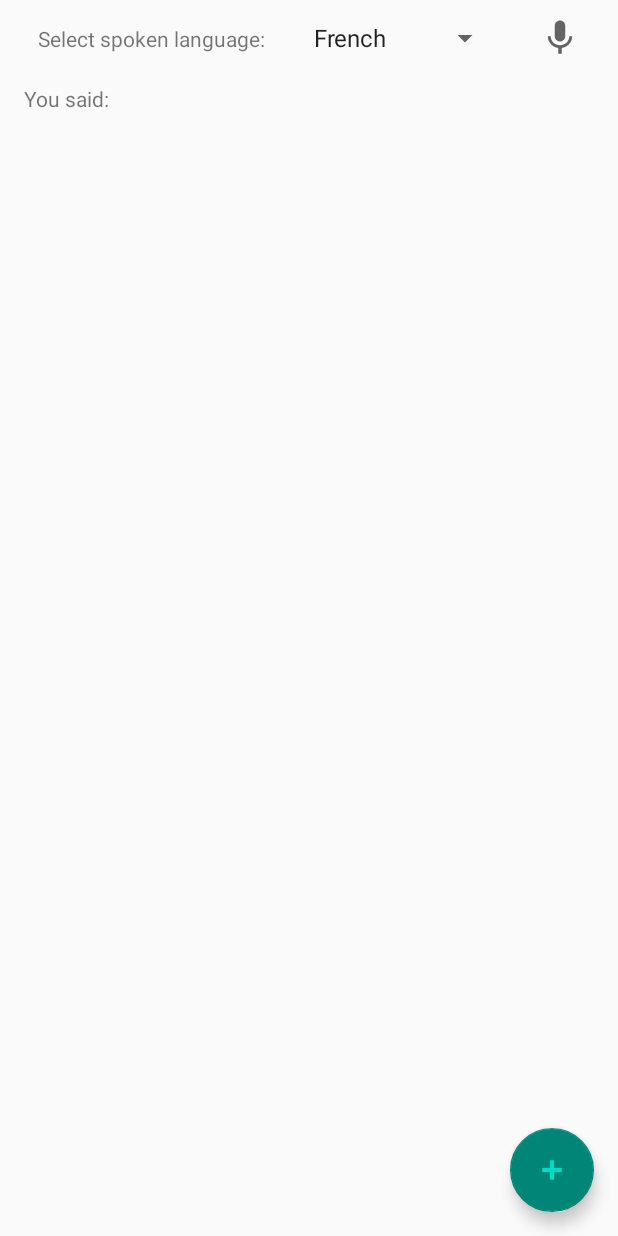
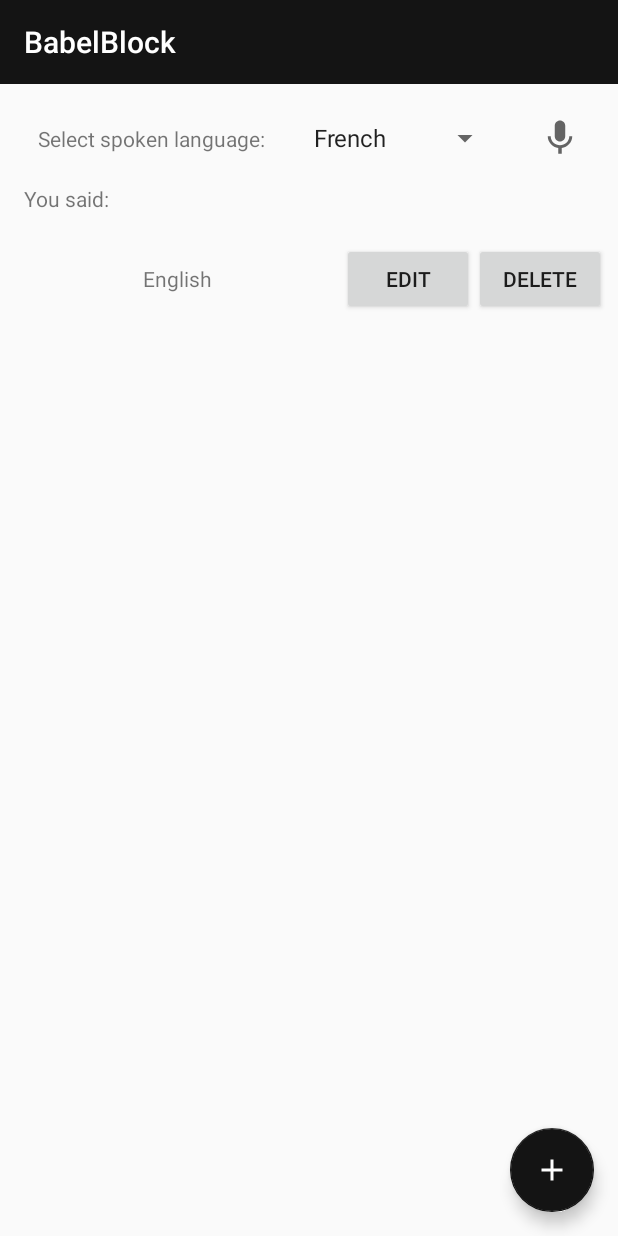
Before and after one commit to ndelvoye/BabelBlock, an Android app: the screen it shows after launch (MainActivity), on a phone screen of 412 x 824 dp. Run offline under Robolectric (Android 15) with nearby library versions, the phone set to English and light mode, and no system bars; libraries missing offline, so code that uses them is left out: com.afollestad.materialdialogs; 1 statement that could not run was skipped.

Commit message:
RecyclerView : can add & delete items / Modified app theme

```diff
--- a/app/build.gradle
+++ b/app/build.gradle
@@ -40,6 +40,7 @@ dependencies {
     implementation 'androidx.core:core-ktx:1.3.2'
     implementation 'androidx.appcompat:appcompat:1.2.0'
     implementation 'com.google.android.material:material:1.2.1'
+    implementation 'com.afollestad.material-dialogs:core:3.3.0'
     implementation 'androidx.constraintlayout:constraintlayout:2.0.4'
     implementation 'com.google.mlkit:translate:16.1.1'
 
--- /dev/null
+++ b/app/src/main/java/fr/enssat/babelblock/delvoye_legal/DataSource.kt
@@ -0,0 +1,15 @@
+package fr.enssat.babelblock.delvoye_legal
+
+import fr.enssat.babelblock.delvoye_legal.models.LocaleItem
+import java.util.*
+import kotlin.collections.ArrayList
+
+class DataSource {
+    companion object {
+        fun createDataSet(): ArrayList<LocaleItem>{
+            val list = ArrayList<LocaleItem>()
+            list.add(LocaleItem(Locale.ENGLISH))
+            return list
+        }
+    }
+}
--- /dev/null
+++ b/app/src/main/java/fr/enssat/babelblock/delvoye_legal/LocaleRecyclerAdapter.kt
@@ -0,0 +1,69 @@
+package fr.enssat.babelblock.delvoye_legal
+
+import android.util.Log
+import android.view.LayoutInflater
+import android.view.View
+import android.view.ViewGroup
+import android.widget.Button
+import android.widget.TextView
+import androidx.recyclerview.widget.RecyclerView
+import fr.enssat.babelblock.delvoye_legal.models.LocaleItem
+
+class LocaleRecyclerAdapter : RecyclerView.Adapter<LocaleRecyclerAdapter.ViewHolder>() {
+    private var localeItemList =  ArrayList<LocaleItem>()
+        set(value) {
+            field = value
+            notifyDataSetChanged()
+        }
+
+    override fun getItemCount() = localeItemList.size
+
+    override fun onBindViewHolder(myViewHolder: ViewHolder, position: Int) {
+        val item = localeItemList[position]
+        myViewHolder.bind(item)
+        myViewHolder.itemView.tag = position
+        myViewHolder.deleteButton.setOnClickListener {
+            this.localeItemList.removeAt(position)
+            notifyItemRemoved(position)
+            Log.d("LocaleRecyclerAdapter", "Removed item ${item.language} ($position)")
+        }
+    }
+
+    override fun onCreateViewHolder(parent: ViewGroup, viewType: Int): ViewHolder {
+        return ViewHolder.from(parent)
+    }
+
+    /**
+     * Add a LocaleItem
+     */
+    fun addItem(item: LocaleItem, position: Int) {
+        Log.d("LocaleRecyclerAdapter", "Added item ${item.language} ($position)")
+        this.localeItemList.add(item)
+        notifyItemInserted(position)
+    }
+
+    fun submitList(localeList: ArrayList<LocaleItem>) {
+        localeItemList = localeList
+    }
+
+    class ViewHolder private constructor(itemView: View) : RecyclerView.ViewHolder(itemView){
+        val text: TextView = itemView.findViewById(R.id.text_locale)
+        val editButton: Button = itemView.findViewById(R.id.edit_locale_button)
+        val deleteButton: Button = itemView.findViewById(R.id.delete_locale_button)
+
+        fun bind(item: LocaleItem) {
+            val res = itemView.context.resources
+            text.text = item.language.displayLanguage
+        }
+
+        companion object {
+            fun from(parent: ViewGroup): ViewHolder {
+                val layoutInflater = LayoutInflater.from(parent.context)
+                val view = layoutInflater
+                    .inflate(R.layout.layout_locale_list_item, parent, false)
+
+                return ViewHolder(view)
+            }
+        }
+    }
+}
--- a/app/src/main/java/fr/enssat/babelblock/delvoye_legal/MainActivity.kt
+++ b/app/src/main/java/fr/enssat/babelblock/delvoye_legal/MainActivity.kt
@@ -11,7 +11,11 @@ import android.widget.Toast
 import androidx.appcompat.app.AppCompatActivity
 import androidx.core.app.ActivityCompat
 import androidx.core.content.ContextCompat
+import androidx.recyclerview.widget.LinearLayoutManager
+import com.afollestad.materialdialogs.MaterialDialog
+import com.afollestad.materialdialogs.list.listItemsSingleChoice
 import com.google.android.material.snackbar.Snackbar
+import fr.enssat.babelblock.delvoye_legal.models.LocaleItem
 import fr.enssat.babelblock.delvoye_legal.tools.BlockService
 import fr.enssat.babelblock.delvoye_legal.tools.SpeechToTextTool
 import kotlinx.android.synthetic.main.activity_main.*
@@ -22,6 +26,7 @@ class MainActivity : AppCompatActivity() {
 
     private lateinit var speechToText: SpeechToTextTool
     private lateinit var selectedSpokenLanguage: Locale
+    private lateinit var localeAdapter: LocaleRecyclerAdapter
 
     override fun onCreate(savedInstanceState: Bundle?) {
         super.onCreate(savedInstanceState)
@@ -31,10 +36,32 @@ class MainActivity : AppCompatActivity() {
             checkPermission()
         }
 
+        // Init Toolbar
+        setSupportActionBar(myToolbar)
+        myToolbar.title = R.string.app_name.toString()
+
+        // Init LocaleList
+        initRecyclerView()
+        addDataSet()
+
+        // Init STT language to French (first item of Spinner)
         val service = BlockService(this)
-        // Recognize the sentence in selected spoken language "Spinner"
         selectedSpokenLanguage = stringToLocale("French")
         speechToText = service.speechToText(selectedSpokenLanguage)
+
+
+        // Listeners
+        selectSpokenLanguageSpinner?.onItemSelectedListener = object : AdapterView.OnItemSelectedListener {
+            override fun onNothingSelected(parent: AdapterView<*>?) {
+                // Do nothing
+            }
+
+            override fun onItemSelected(parent: AdapterView<*>?, view: View?, position: Int, id: Long) {
+                selectedSpokenLanguage = stringToLocale(selectSpokenLanguageSpinner.selectedItem.toString())
+                speechToText = service.speechToText(selectedSpokenLanguage)
+                Log.d("Spinner", "Selected spoken language = $selectedSpokenLanguage")
+            }
+        }
 
         startTalkButton.setOnTouchListener { v, event ->
             if (event.action == MotionEvent.ACTION_DOWN) {
@@ -56,17 +83,20 @@ class MainActivity : AppCompatActivity() {
             false
         }
 
-        selectSpokenLanguageSpinner?.onItemSelectedListener = object : AdapterView.OnItemSelectedListener {
-            override fun onNothingSelected(parent: AdapterView<*>?) {
-                // Do nothing
-            }
-
-            override fun onItemSelected(parent: AdapterView<*>?, view: View?, position: Int, id: Long) {
-                selectedSpokenLanguage = stringToLocale(selectSpokenLanguageSpinner.selectedItem.toString())
-                speechToText = service.speechToText(selectedSpokenLanguage)
-                Log.d("Spinner", "Selected spoken language = $selectedSpokenLanguage")
+        addLanguageButton.setOnClickListener {
+            Log.d("addLanguageButton", "BUTTON PRESSED")
+            MaterialDialog(this).title(R.string.select_language_to_translate_dialog_title).show {
+                listItemsSingleChoice(R.array.languages) { _, _, text ->
+                    Log.d("selectedLanguageDialog", "Selected item '$text'")
+                    localeAdapter.addItem(LocaleItem(stringToLocale(text.toString())), localeAdapter.itemCount)
+                }
             }
         }
+    }
+
+    private fun addDataSet() {
+        val data = DataSource.createDataSet()
+        localeAdapter.submitList(data)
     }
 
     override fun onDestroy() {
@@ -74,20 +104,22 @@ class MainActivity : AppCompatActivity() {
         super.onDestroy()
     }
 
-    private fun checkPermission() {
-        ActivityCompat.requestPermissions(this, arrayOf(Manifest.permission.RECORD_AUDIO), recordAudioRequestCode)
-    }
-
-    override fun onRequestPermissionsResult(requestCode: Int, permissions: Array<String?>, grantResults: IntArray) {
-        super.onRequestPermissionsResult(requestCode, permissions, grantResults)
-        if (requestCode == recordAudioRequestCode && grantResults.isNotEmpty()) {
-            if (grantResults[0] == PackageManager.PERMISSION_GRANTED)
-                Toast.makeText(this, "Permission Granted", Toast.LENGTH_SHORT).show()
+    /**
+     * LocaleRecyclerView initialisation
+     */
+    private fun initRecyclerView() {
+        localeRecyclerView.apply {
+            localeRecyclerView.layoutManager = LinearLayoutManager(this@MainActivity)
+            localeAdapter = LocaleRecyclerAdapter()
+            localeRecyclerView.adapter = localeAdapter
         }
     }
 
+    /**
+     * Useful functions
+     */
     private fun stringToLocale(s: String): Locale {
-        return when(s) {
+        return when (s) {
             "French" -> Locale.FRENCH
             "English" -> Locale.ENGLISH
             "Chinese" -> Locale.CHINESE
@@ -97,4 +129,22 @@ class MainActivity : AppCompatActivity() {
             else -> throw Exception("Locale not recognized : $s")
         }
     }
+
+    /**
+     * Check permissions
+     */
+    private fun checkPermission() {
+        ActivityCompat.requestPermissions(this, arrayOf(Manifest.permission.RECORD_AUDIO), recordAudioRequestCode)
+    }
+
+    /**
+     * Request Permissions
+     */
+    override fun onRequestPermissionsResult(requestCode: Int, permissions: Array<String?>, grantResults: IntArray) {
+        super.onRequestPermissionsResult(requestCode, permissions, grantResults)
+        if (requestCode == recordAudioRequestCode && grantResults.isNotEmpty()) {
+            if (grantResults[0] == PackageManager.PERMISSION_GRANTED)
+                Toast.makeText(this, "Permission Granted", Toast.LENGTH_SHORT).show()
+        }
+    }
 }
--- /dev/null
+++ b/app/src/main/java/fr/enssat/babelblock/delvoye_legal/models/LocaleItem.kt
@@ -0,0 +1,8 @@
+package fr.enssat.babelblock.delvoye_legal.models
+
+import java.util.*
+
+data class LocaleItem(
+    var language: Locale
+) {
+}
--- /dev/null
+++ b/app/src/main/res/drawable/ic_baseline_add_24.xml
@@ -0,0 +1,10 @@
+<vector xmlns:android="http://schemas.android.com/apk/res/android"
+    android:width="24dp"
+    android:height="24dp"
+    android:viewportWidth="24"
+    android:viewportHeight="24"
+    android:tint="?attr/colorControlNormal">
+  <path
+      android:fillColor="@android:color/white"
+      android:pathData="M19,13h-6v6h-2v-6H5v-2h6V5h2v6h6v2z"/>
+</vector>
--- a/app/src/main/res/layout/activity_main.xml
+++ b/app/src/main/res/layout/activity_main.xml
@@ -7,15 +7,28 @@
     android:layout_height="match_parent"
     tools:context=".MainActivity">
 
+    <androidx.appcompat.widget.Toolbar
+        android:id="@+id/myToolbar"
+        android:layout_width="match_parent"
+        android:layout_height="?attr/actionBarSize"
+        android:background="?attr/colorPrimary"
+        android:theme="@style/ThemeOverlay.AppCompat.Dark.ActionBar"
+        app:popupTheme="@style/ThemeOverlay.AppCompat.Light"
+        app:layout_constraintStart_toStartOf="parent"
+        app:layout_constraintEnd_toEndOf="parent"
+        app:layout_constraintTop_toTopOf="parent"
+        app:layout_constraintBottom_toTopOf="@id/constraintLayout" />
+
+
     <androidx.constraintlayout.widget.ConstraintLayout
         android:id="@+id/constraintLayout"
         android:layout_width="match_parent"
         android:layout_height="40dp"
-        android:layout_marginTop="5dp"
+        android:layout_marginTop="16dp"
         app:layout_constraintEnd_toEndOf="parent"
         app:layout_constraintHorizontal_bias="0.0"
         app:layout_constraintStart_toStartOf="parent"
-        app:layout_constraintTop_toTopOf="parent">
+        app:layout_constraintTop_toBottomOf="@+id/myToolbar">
 
         <TextView
             android:id="@+id/selectSpokenLanguageText"
@@ -24,7 +37,6 @@
             android:text="@string/select_spoken_language_title"
             app:layout_constraintBottom_toBottomOf="parent"
             app:layout_constraintEnd_toStartOf="@+id/selectSpokenLanguageSpinner"
-            app:layout_constraintHorizontal_bias="0.171"
             app:layout_constraintStart_toStartOf="parent"
             app:layout_constraintTop_toTopOf="parent" />
 
@@ -86,6 +98,16 @@
 
     </androidx.constraintlayout.widget.ConstraintLayout>
 
+    <androidx.recyclerview.widget.RecyclerView
+        android:id="@+id/localeRecyclerView"
+        android:layout_width="match_parent"
+        android:layout_height="0dp"
+        app:layout_constraintTop_toBottomOf="@id/constraintLayout2"
+        app:layout_constraintBottom_toBottomOf="parent"
+        app:layout_constraintStart_toStartOf="parent"
+        app:layout_constraintEnd_toEndOf="parent"
+        android:padding="8dp"/>
+
     <com.google.android.material.floatingactionbutton.FloatingActionButton
         android:id="@+id/addLanguageButton"
         android:layout_width="wrap_content"
@@ -95,19 +117,11 @@
         android:clickable="true"
         android:contentDescription="@string/add_language_button_content_description"
         android:focusable="true"
-        android:tint="@color/teal_200"
+        android:tint="@color/colorAccent"
+        app:backgroundTint="@color/colorPrimary"
         app:layout_constraintBottom_toBottomOf="parent"
         app:layout_constraintEnd_toEndOf="parent"
-        app:srcCompat="@android:drawable/ic_input_add" />
-
-    <androidx.recyclerview.widget.RecyclerView
-        android:id="@+id/languagesRecyclerView"
-        android:layout_width="match_parent"
-        android:layout_height="wrap_content"
-        android:padding="16dp"
-        app:layout_constraintEnd_toEndOf="parent"
-        app:layout_constraintHorizontal_bias="0.625"
-        app:layout_constraintStart_toStartOf="parent"
-        app:layout_constraintTop_toBottomOf="@+id/constraintLayout2" />
+        app:rippleColor="@color/colorAccent"
+        app:srcCompat="@drawable/ic_baseline_add_24" />
 
 </androidx.constraintlayout.widget.ConstraintLayout>
--- /dev/null
+++ b/app/src/main/res/layout/layout_locale_list_item.xml
@@ -0,0 +1,33 @@
+<?xml version="1.0" encoding="utf-8"?>
+<androidx.constraintlayout.widget.ConstraintLayout xmlns:android="http://schemas.android.com/apk/res/android"
+    xmlns:app="http://schemas.android.com/apk/res-auto"
+    android:layout_width="match_parent"
+    android:layout_height="wrap_content">
+
+    <TextView
+        android:id="@+id/text_locale"
+        android:layout_width="wrap_content"
+        android:layout_height="wrap_content"
+        app:layout_constraintEnd_toStartOf="@+id/edit_locale_button"
+        android:layout_marginTop="16dp"
+        app:layout_constraintStart_toStartOf="parent"
+        app:layout_constraintTop_toTopOf="parent" />
+
+    <Button
+        android:id="@+id/edit_locale_button"
+        android:layout_width="wrap_content"
+        android:layout_height="wrap_content"
+        android:text="@string/edit_button_text"
+        app:layout_constraintBottom_toBottomOf="@+id/text_locale"
+        app:layout_constraintEnd_toStartOf="@+id/delete_locale_button"
+        app:layout_constraintTop_toTopOf="@+id/text_locale" />
+
+    <Button
+        android:id="@+id/delete_locale_button"
+        android:layout_width="wrap_content"
+        android:layout_height="wrap_content"
+        android:text="@string/delete_button_text"
+        app:layout_constraintBottom_toBottomOf="@+id/edit_locale_button"
+        app:layout_constraintEnd_toEndOf="parent"
+        app:layout_constraintTop_toTopOf="@+id/edit_locale_button" />
+</androidx.constraintlayout.widget.ConstraintLayout>
--- a/app/src/main/res/values-night/themes.xml
+++ /dev/null
@@ -1,16 +0,0 @@
-<resources xmlns:tools="http://schemas.android.com/tools">
-    <!-- Base application theme. -->
-    <style name="Theme.BabelBlock" parent="Theme.MaterialComponents.DayNight.DarkActionBar">
-        <!-- Primary brand color. -->
-        <item name="colorPrimary">@color/purple_200</item>
-        <item name="colorPrimaryVariant">@color/purple_700</item>
-        <item name="colorOnPrimary">@color/black</item>
-        <!-- Secondary brand color. -->
-        <item name="colorSecondary">@color/teal_200</item>
-        <item name="colorSecondaryVariant">@color/teal_200</item>
-        <item name="colorOnSecondary">@color/black</item>
-        <!-- Status bar color. -->
-        <item name="android:statusBarColor" tools:targetApi="l">?attr/colorPrimaryVariant</item>
-        <!-- Customize your theme here. -->
-    </style>
-</resources>
--- a/app/src/main/res/values/colors.xml
+++ b/app/src/main/res/values/colors.xml
@@ -1,10 +1,6 @@
 <?xml version="1.0" encoding="utf-8"?>
 <resources>
-    <color name="purple_200">#FFBB86FC</color>
-    <color name="purple_500">#FF6200EE</color>
-    <color name="purple_700">#FF3700B3</color>
-    <color name="teal_200">#FF03DAC5</color>
-    <color name="teal_700">#FF018786</color>
-    <color name="black">#FF000000</color>
-    <color name="white">#FFFFFFFF</color>
+    <color name="colorPrimary">#141414</color>
+    <color name="colorPrimaryDark">#080808</color>
+    <color name="colorAccent">#FFFFFF</color>
 </resources>
--- a/app/src/main/res/values/strings.xml
+++ b/app/src/main/res/values/strings.xml
@@ -1,7 +1,10 @@
 <resources>
     <string name="app_name">BabelBlock</string>
     <string name="select_spoken_language_title">Select spoken language:</string>
+    <string name="select_language_to_translate_dialog_title">Select the language to translate into</string>
     <string name="sentence_pronounced_title">You said:</string>
     <string name="begin_translation_button_content_description">STT button</string>
     <string name="add_language_button_content_description">Add language button</string>
+    <string name="edit_button_text">Edit</string>
+    <string name="delete_button_text">Delete</string>
 </resources>
--- a/app/src/main/res/values/themes.xml
+++ b/app/src/main/res/values/themes.xml
@@ -1,16 +1,8 @@
-<resources xmlns:tools="http://schemas.android.com/tools">
+<resources>
     <!-- Base application theme. -->
     <style name="Theme.BabelBlock" parent="Theme.AppCompat.Light.NoActionBar">
-        <!-- Primary brand color. -->
-        <item name="colorPrimary">@color/purple_500</item>
-        <item name="colorPrimaryVariant">@color/purple_700</item>
-        <item name="colorOnPrimary">@color/white</item>
-        <!-- Secondary brand color. -->
-        <item name="colorSecondary">@color/teal_200</item>
-        <item name="colorSecondaryVariant">@color/teal_700</item>
-        <item name="colorOnSecondary">@color/black</item>
-        <!-- Status bar color. -->
-        <item name="android:statusBarColor" tools:targetApi="l">?attr/colorPrimaryVariant</item>
-        <!-- Customize your theme here. -->
+        <item name="colorPrimary">@color/colorPrimary</item>
+        <item name="colorPrimaryDark">@color/colorPrimaryDark</item>
+        <item name="colorAccent">@color/colorAccent</item>
     </style>
 </resources>
--- a/build.gradle
+++ b/build.gradle
@@ -6,7 +6,7 @@ buildscript {
         jcenter()
     }
     dependencies {
-        classpath "com.android.tools.build:gradle:4.1.0"
+        classpath "com.android.tools.build:gradle:4.1.1"
         classpath "org.jetbrains.kotlin:kotlin-gradle-plugin:$kotlin_version"
 
         // NOTE: Do not place your application dependencies here; they belong
```
